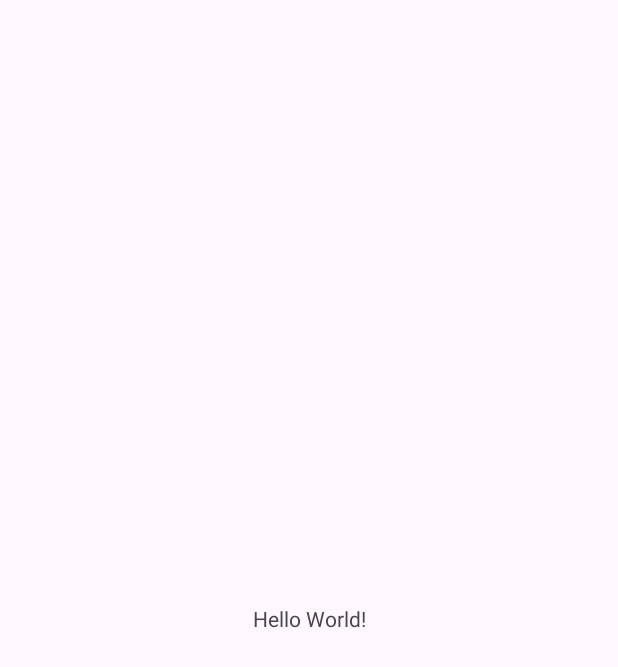
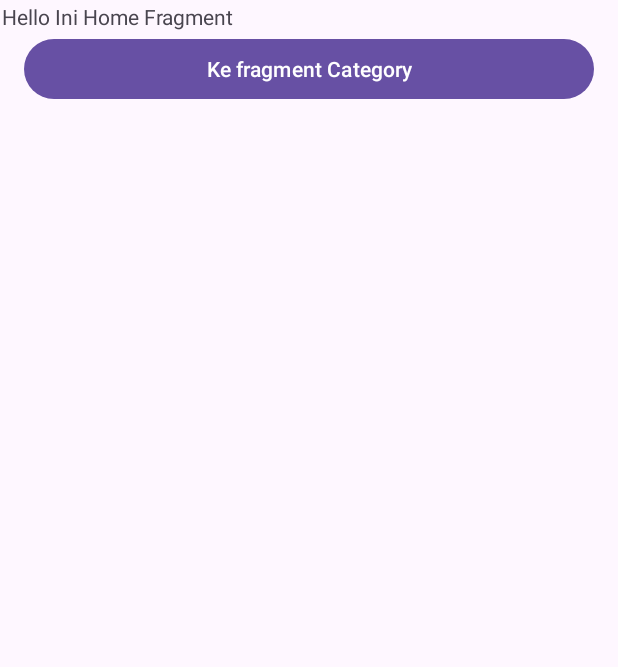
Before and after one commit to kisahtegar/FundamentalAndroid, an Android app: the screen it shows after launch (MainActivity), on a phone screen of 412 x 824 dp. Before the commit the part shown is almost empty. Shown: the top 667 px of the screen. Run offline under Robolectric (Android 15) with nearby library versions, the phone set to English and light mode, and no system bars.

Commit message:
Adding fragment activity.

```diff
--- /dev/null
+++ b/app/src/main/java/com/kisahcode/fundamentalandroid/HomeFragment.kt
@@ -0,0 +1,60 @@
+package com.kisahcode.fundamentalandroid
+
+import android.os.Bundle
+import androidx.fragment.app.Fragment
+import android.view.LayoutInflater
+import android.view.View
+import android.view.ViewGroup
+import android.widget.Button
+
+/**
+ * A simple [Fragment] subclass representing the home screen of the application.
+ * This fragment displays the main interface with options for users to navigate through the app.
+ */
+class HomeFragment : Fragment(), View.OnClickListener {
+
+    /**
+     * Called to have the fragment instantiate its user interface view.
+     *
+     * In HomeFragment there is an onCreateView() method where the interface layout is defined and
+     * transformed from a layout in the form of an xml file into a view object using the inflate()
+     * method.
+     *
+     * @param inflater The LayoutInflater object that can be used to inflate any views in the fragment,
+     * @param container If non-null, this is the parent view that the fragment's UI should be attached to.
+     * @param savedInstanceState If non-null, this fragment is being re-constructed from a previous saved state as given here.
+     * @return Return the View for the fragment's UI, or null.
+     */
+    override fun onCreateView(
+        inflater: LayoutInflater,
+        container: ViewGroup?,
+        savedInstanceState: Bundle?,
+    ): View? {
+
+        /**
+         * Inflater.inflate() is an object from LayoutInflater which functions to change the XML
+         * layout into the form of a ViewGroup object or widget by calling the inflate() method.
+         * Just like setContentView in Activity, the inflate function here is to display the layout
+         * of the Fragment, where the layout displayed here is fragment_home.
+         */
+        return inflater.inflate(R.layout.fragment_home, container, false)
+    }
+
+    /**
+     * Called immediately after onCreateView() has returned, providing a view to this fragment's layout.
+     *
+     * @param view The View returned by onCreateView().
+     * @param savedInstanceState If non-null, this fragment is being re-constructed from a previous saved state as given here.
+     */
+    override fun onViewCreated(view: View, savedInstanceState: Bundle?) {
+        super.onViewCreated(view, savedInstanceState)
+
+        // Initialize and set up the button for navigating to categories
+        val btnCategory:Button = view.findViewById(R.id.btn_category)
+        btnCategory.setOnClickListener(this)
+    }
+
+    override fun onClick(v: View?) {
+        TODO("Not yet implemented")
+    }
+}
--- a/app/src/main/java/com/kisahcode/fundamentalandroid/MainActivity.kt
+++ b/app/src/main/java/com/kisahcode/fundamentalandroid/MainActivity.kt
@@ -1,20 +1,40 @@
 package com.kisahcode.fundamentalandroid
 
 import android.os.Bundle
-import androidx.activity.enableEdgeToEdge
+import android.util.Log
 import androidx.appcompat.app.AppCompatActivity
-import androidx.core.view.ViewCompat
-import androidx.core.view.WindowInsetsCompat
 
+/**
+ * The main activity of the application. This activity serves as the entry point of the app and hosts various fragments.
+ * It handles the initialization of the UI components and manages fragment transactions.
+ */
 class MainActivity : AppCompatActivity() {
+
+    /**
+     * Called when the activity is starting. This is where most initialization should go.
+     *
+     * @param savedInstanceState If the activity is being re-initialized after previously being shut down then this Bundle contains the data it most recently supplied in onSaveInstanceState(Bundle).
+     */
     override fun onCreate(savedInstanceState: Bundle?) {
         super.onCreate(savedInstanceState)
-        enableEdgeToEdge()
         setContentView(R.layout.activity_main)
-        ViewCompat.setOnApplyWindowInsetsListener(findViewById(R.id.main)) { v, insets ->
-            val systemBars = insets.getInsets(WindowInsetsCompat.Type.systemBars())
-            v.setPadding(systemBars.left, systemBars.top, systemBars.right, systemBars.bottom)
-            insets
+
+        // Initialize FragmentManager to manage fragments within the activity
+        val fragmentManager = supportFragmentManager
+        val homeFragment = HomeFragment() // Instance the HomeFragment
+        // Check if the HomeFragment is already added to the activity
+        val fragment = fragmentManager.findFragmentByTag(HomeFragment::class.java.simpleName)
+
+        // If the HomeFragment is not already added, add it to the activity
+        if (fragment !is HomeFragment) {
+            // Log the name of the fragment being added for debugging purposes
+            Log.d("MyFlexibleFragment", "Fragment Name:" + HomeFragment::class.java.simpleName)
+
+            // Begin a transaction to add the HomeFragment to the activity
+            fragmentManager
+                .beginTransaction()
+                .add(R.id.frame_container, homeFragment, HomeFragment::class.java.simpleName)
+                .commit()
         }
     }
 }
--- a/app/src/main/res/layout/activity_main.xml
+++ b/app/src/main/res/layout/activity_main.xml
@@ -1,19 +1,9 @@
 <?xml version="1.0" encoding="utf-8"?>
-<androidx.constraintlayout.widget.ConstraintLayout xmlns:android="http://schemas.android.com/apk/res/android"
-    xmlns:app="http://schemas.android.com/apk/res-auto"
+<FrameLayout xmlns:android="http://schemas.android.com/apk/res/android"
     xmlns:tools="http://schemas.android.com/tools"
-    android:id="@+id/main"
+    android:id="@+id/frame_container"
     android:layout_width="match_parent"
     android:layout_height="match_parent"
     tools:context=".MainActivity">
 
-    <TextView
-        android:layout_width="wrap_content"
-        android:layout_height="wrap_content"
-        android:text="Hello World!"
-        app:layout_constraintBottom_toBottomOf="parent"
-        app:layout_constraintEnd_toEndOf="parent"
-        app:layout_constraintStart_toStartOf="parent"
-        app:layout_constraintTop_toTopOf="parent" />
-
-</androidx.constraintlayout.widget.ConstraintLayout>
+</FrameLayout>
--- /dev/null
+++ b/app/src/main/res/layout/fragment_home.xml
@@ -0,0 +1,24 @@
+<?xml version="1.0" encoding="utf-8"?>
+<LinearLayout xmlns:android="http://schemas.android.com/apk/res/android"
+    xmlns:tools="http://schemas.android.com/tools"
+    android:layout_width="match_parent"
+    android:layout_height="match_parent"
+    android:orientation="vertical"
+    tools:context=".HomeFragment">
+
+    <!-- TODO: Update blank fragment layout -->
+    <TextView
+        android:layout_width="match_parent"
+        android:layout_height="wrap_content"
+        android:layout_margin="1dp"
+        android:text="@string/hello_home_fragment" />
+
+    <Button
+        android:id="@+id/btn_category"
+        android:layout_width="match_parent"
+        android:layout_height="wrap_content"
+        android:layout_marginLeft="16dp"
+        android:layout_marginRight="16dp"
+        android:text="@string/to_category" />
+
+</LinearLayout>
--- a/app/src/main/res/values/strings.xml
+++ b/app/src/main/res/values/strings.xml
@@ -1,3 +1,21 @@
 <resources>
     <string name="app_name">FundamentalAndroid</string>
+
+    <string name="hello_blank_fragment">Hello blank fragment</string>
+    <string name="this_profile">Ini activity Profile</string>
+    <string name="this_category">Ini fragment Category</string>
+    <string name="category_lifestyle">Ke fragment Lifestyle</string>
+    <string name="category_name">Category Name</string>
+    <string name="category_description">Category Description</string>
+    <string name="to_profile">Ke Halaman Profile Activity</string>
+    <string name="show_dialog">Tampilkan sebuah dialog</string>
+    <string name="hello_home_fragment">Hello Ini Home Fragment</string>
+    <string name="to_category">Ke fragment Category</string>
+    <string name="question_coach">Siapa pelatih tersukses Machester United?</string>
+    <string name="sir_alex_ferguson">Sir Alex Ferguson</string>
+    <string name="jose_mourinho">Jose Mourinho</string>
+    <string name="louis_van_gaal">Louis Van Gaal</string>
+    <string name="david_moyes">David Moyes</string>
+    <string name="choose">Pilih</string>
+    <string name="close">Tutup</string>
 </resources>
```
